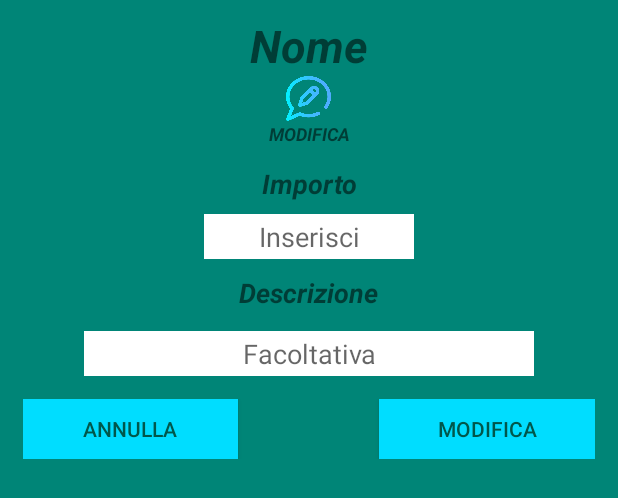
After one commit to bigasp89/gestioneSpese, an Android app: the layout pop_up_layout_modfica.xml on its own in the app's theme, with its tools: preview values and no code run, on a phone screen of 412 x 824 dp. The commit adds this screen. Shown: the top 498 px of the screen. Run offline under Robolectric (Android 15) with nearby library versions, the phone set to English and light mode, and no system bars; Roboto replaces fonts that are not available here.

Commit message:
edit button

```diff
--- /dev/null
+++ b/app/src/main/res/layout/pop_up_layout_modfica.xml
@@ -0,0 +1,119 @@
+<?xml version="1.0" encoding="utf-8"?>
+<LinearLayout xmlns:android="http://schemas.android.com/apk/res/android"
+    xmlns:tools="http://schemas.android.com/tools"
+    android:id="@+id/linearLayoutModifica"
+    android:layout_width="match_parent"
+    android:layout_height="match_parent"
+    android:background="@color/colorPrimary"
+    android:orientation="vertical"
+    android:padding="10dp">
+
+    <TextView
+        android:id="@+id/titoloCategoriaModify"
+        android:layout_width="match_parent"
+        android:layout_height="wrap_content"
+        android:gravity="center"
+        android:text="Nome"
+        android:textSize="30sp"
+        android:textStyle="bold|italic" />
+
+    <ImageView
+        android:id="@+id/iconaModifica"
+        android:layout_width="30dp"
+        android:layout_height="30dp"
+        android:layout_gravity="center"
+        android:contentDescription="iconCategory"
+        android:src="@drawable/edit"/>
+
+    <TextView
+        android:id="@+id/titoloModifica"
+        android:layout_width="match_parent"
+        android:layout_height="wrap_content"
+        android:gravity="center"
+        android:text="MODIFICA"
+        android:textSize="12sp"
+        android:textStyle="bold|italic" />
+
+
+    <TextView
+        android:id="@+id/tvImportoTitle"
+        android:layout_width="match_parent"
+        android:layout_height="30dp"
+        android:layout_gravity="center"
+        android:gravity="center"
+        android:layout_marginTop="10dp"
+        android:text="Importo"
+        android:textStyle="bold|italic"
+        android:textSize="18dp"/>
+
+
+
+    <EditText
+        android:id="@+id/et_modificaImporto"
+        style="@style/Widget.AppCompat.AutoCompleteTextView"
+        android:layout_width="140dp"
+        android:layout_height="30dp"
+        android:layout_gravity="center"
+        android:layout_marginTop="5dp"
+        android:background="@android:color/background_light"
+        android:gravity="center"
+        android:hint="Inserisci"
+        android:inputType="numberDecimal" />
+
+    <!--Inserimento Manuale-->
+
+
+    <!--Descrizione -->
+    <TextView
+        android:id="@+id/DescModifica"
+        android:layout_width="wrap_content"
+        android:layout_height="30dp"
+        android:layout_gravity="center"
+        android:layout_marginTop="10dp"
+        android:text="Descrizione"
+        android:textSize="18sp"
+        android:textStyle="bold|italic" />
+
+    <EditText
+        android:id="@+id/descrizioneEdiText"
+        android:layout_width="300dp"
+        android:layout_height="30dp"
+        android:layout_marginTop="8dp"
+        android:layout_gravity="center"
+        android:background="@android:color/background_light"
+        android:gravity="center"
+        android:hint="Facoltativa" />
+
+
+    <!--Bottoni INSERISCI e ANNULLA -->
+    <LinearLayout
+        android:layout_width="match_parent"
+        android:layout_height="wrap_content"
+        android:orientation="horizontal"
+        android:layout_marginTop="10dp"
+        android:padding="5dp">
+        <Button
+            android:id="@+id/btn_annullaModifica"
+            android:layout_width="60dp"
+            android:layout_height="40dp"
+            android:layout_weight="1"
+            android:background="@android:color/holo_blue_bright"
+            android:text="Annulla"
+            android:textColor="@color/colorPrimaryDark" />
+        <View
+            android:layout_width="10dp"
+            android:layout_height="0dp"
+            android:layout_weight="1"
+            />
+
+        <Button
+            android:id="@+id/btn_modifica"
+            android:layout_width="60dp"
+            android:layout_height="40dp"
+            android:layout_weight="1"
+            android:background="@android:color/holo_blue_bright"
+            android:text="Modifica"
+            android:textColor="@color/colorPrimaryDark" />
+    </LinearLayout>
+
+</LinearLayout>
```
Also changed, not shown: app/src/main/java/com/example/gestionespese/GestioneEntrateActivity.java (+8 -1 lines), app/src/main/java/com/example/gestionespese/MainActivity.java (+9 -1 lines), app/src/main/java/com/example/gestionespese/adpter/GestioneEntrateAdapterRV.java (+91 -11 lines), app/src/main/java/com/example/gestionespese/database/DataBaseHelper.java (+28 -8 lines), app/src/main/res/layout/item_entrate.xml (+44 -28 lines), app/src/main/res/drawable-v24/edit.png (added).
